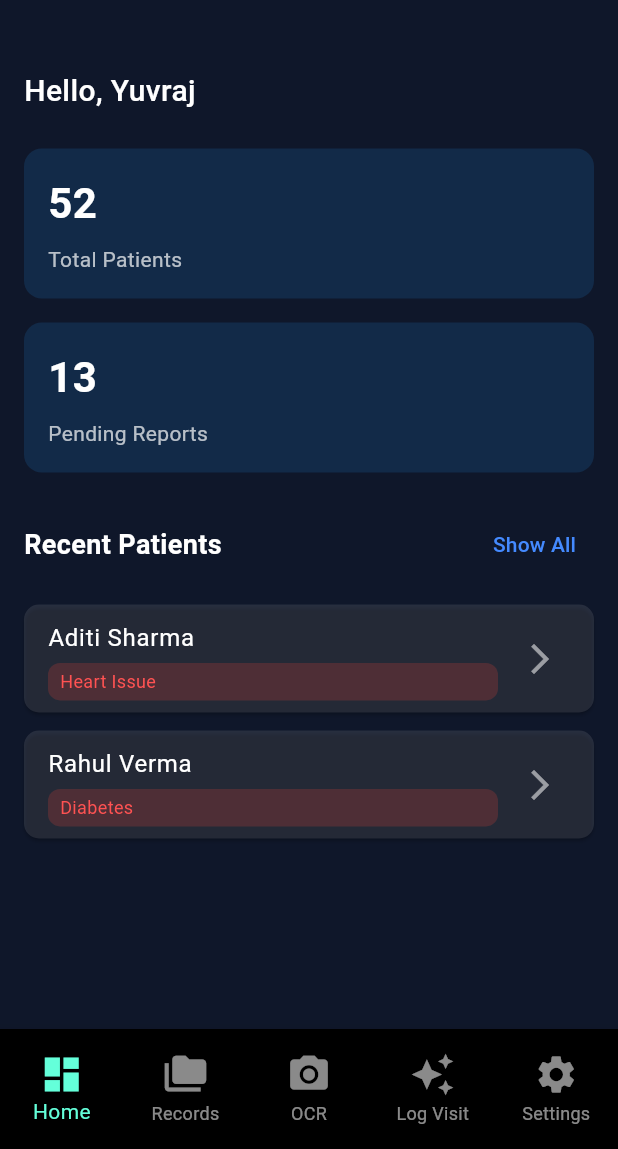
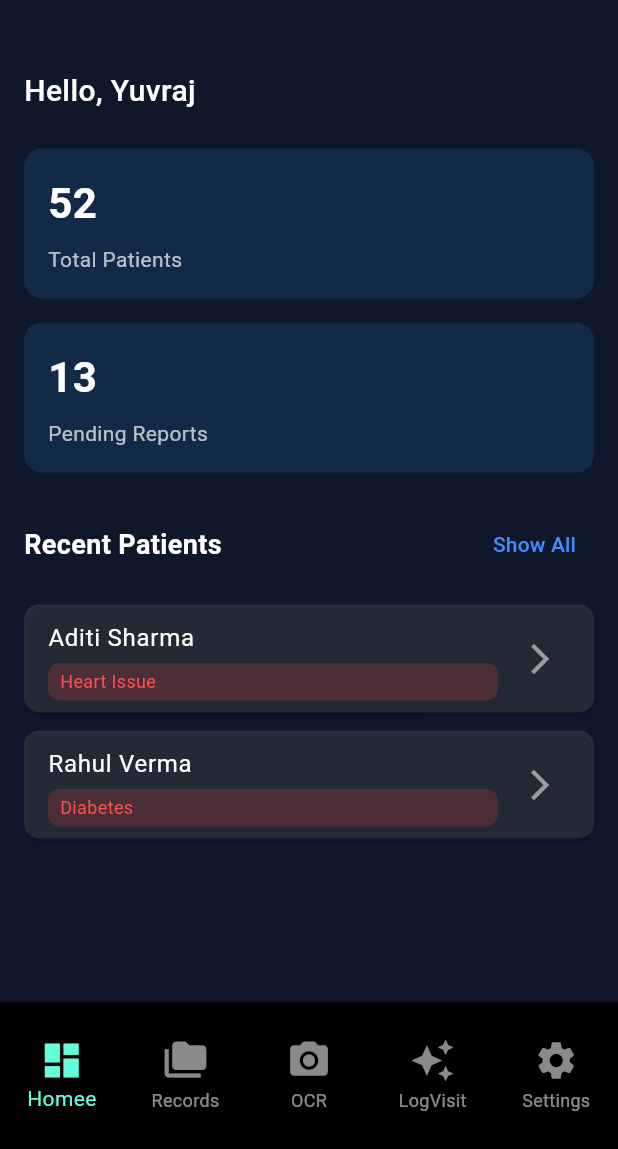
Before and after one commit to grewalrehmat/Patient-Management, a Flutter app: the MainScaffold screen opened by its route, on a phone screen of 412 x 824 dp, the part 87-1236 px from its top. Run offline on Flutter 3.47's test engine with Material 3 defaults, Android fonts, the phone set to English and light mode, and no system bars; our stand-ins replace camera, permission_handler.

Commit message:
Pixel overflow fix on ios and few minor improvements

```diff
--- a/pgi_app/lib/dashboard.dart
+++ b/pgi_app/lib/dashboard.dart
@@ -1,4 +1,3 @@
-import 'package:flutter/foundation.dart' show kIsWeb;
 import 'package:flutter/material.dart';
 import 'home_page.dart';
 import 'records_page.dart';
@@ -74,7 +73,7 @@ class _DashboardState extends State<Dashboard> {
               _buildNavIcon(Icons.home, 0, "Home"),
               _buildNavIcon(Icons.folder_copy, 1, "Records"),
               const SizedBox(width: 48),
-              _buildNavIcon(Icons.auto_awesome, 3, "Pseudo"),
+              _buildNavIcon(Icons.auto_awesome, 3, "Log Visit"),
               _buildNavIcon(Icons.settings, 4, "Settings"),
             ],
           ),
--- a/pgi_app/lib/main.dart
+++ b/pgi_app/lib/main.dart
@@ -1,4 +1,3 @@
-import 'package:flutter/foundation.dart' show kIsWeb;
 import 'package:flutter/material.dart';
 import 'home_page.dart';
 import 'records_page.dart';
@@ -63,6 +62,7 @@ class _MainScaffoldState extends State<MainScaffold> {
   @override
   Widget build(BuildContext context) {
     return Scaffold(
+      resizeToAvoidBottomInset: true,
       body: isWideScreen
           ? Row(
               children: [
@@ -82,7 +82,7 @@ class _MainScaffoldState extends State<MainScaffold> {
 
   Widget _buildSidebar() {
     return Container(
-      width: 80,
+      width: 62,
       color: const Color(0xFF2C2C2E),
       child: Column(
         children: [
@@ -133,7 +133,7 @@ class _MainScaffoldState extends State<MainScaffold> {
 
   Widget _buildBottomNav() {
     return SizedBox(
-      height: 80,
+      height: 98,
       child: BottomNavigationBar(
         currentIndex: selectedIndex,
         onTap: (index) => setState(() => selectedIndex = index),
@@ -145,7 +145,7 @@ class _MainScaffoldState extends State<MainScaffold> {
         unselectedFontSize: 12,
         type: BottomNavigationBarType.fixed,
         items: const [
-          BottomNavigationBarItem(icon: Icon(Icons.dashboard), label: 'Home'),
+          BottomNavigationBarItem(icon: Icon(Icons.dashboard), label: 'Homee'),
           BottomNavigationBarItem(
             icon: Icon(Icons.folder_copy),
             label: 'Records',
@@ -153,7 +153,7 @@ class _MainScaffoldState extends State<MainScaffold> {
           BottomNavigationBarItem(icon: Icon(Icons.camera_alt), label: 'OCR'),
           BottomNavigationBarItem(
             icon: Icon(Icons.auto_awesome),
-            label: 'Log Visit',
+            label: 'LogVisit',
           ),
           BottomNavigationBarItem(
             icon: Icon(Icons.settings),
--- a/pgi_app/lib/top_panel.dart
+++ b/pgi_app/lib/top_panel.dart
@@ -27,7 +27,7 @@ class TopPanel extends StatelessWidget implements PreferredSizeWidget {
           IconButton(
             icon: Icon(
               Icons.notifications_none,
-              color: Colors.white,
+              color: const Color.fromARGB(255, 255, 255, 255),
               size: isMobile ? 26 : 30,
             ),
             onPressed: () {},
```
Also changed, not shown: pgi_app/lib/log_visit_page.dart (+0 -17 lines), pgi_app/pubspec.yaml (line endings or trailing spaces), 1 other file.
